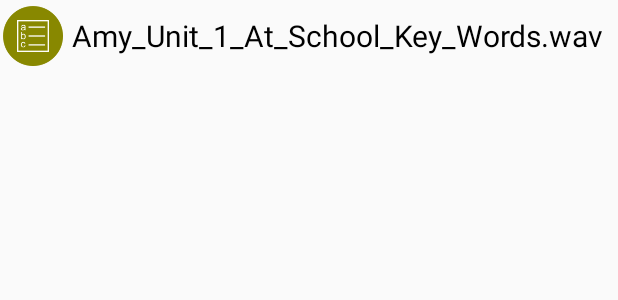
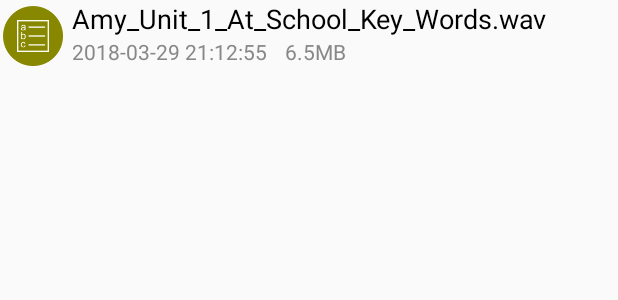
Before and after one commit to sunjinbo/amy, an Android app: the layout list_item_record.xml on its own in the app's theme, with its tools: preview values and no code run, on a phone screen of 412 x 824 dp. Shown: the top 300 px of the screen. Run offline under Robolectric (Android 15) with nearby library versions, the phone set to English and light mode, and no system bars.

Commit message:
update record item UI stytle

```diff
--- a/app/src/main/res/layout/list_item_record.xml
+++ b/app/src/main/res/layout/list_item_record.xml
@@ -16,17 +16,55 @@
         android:layout_width="40dp"
         android:layout_height="40dp" />
 
-    <TextView
-        android:id="@+id/tv_title"
-        tools:text="Amy_Unit_1_At_School_Key_Words.wav"
-        android:textSize="20sp"
-        android:textColor="@color/black"
-        android:singleLine="true"
-        android:ellipsize="middle"
-        android:gravity="center_vertical|left"
+    <LinearLayout
+        android:orientation="vertical"
         android:layout_marginLeft="4dp"
         android:layout_weight="1"
         android:layout_width="0dp"
-        android:layout_height="48dp" />
+        android:layout_height="48dp">
+
+        <TextView
+            android:id="@+id/tv_title"
+            tools:text="Amy_Unit_1_At_School_Key_Words.wav"
+            android:textSize="18sp"
+            android:textColor="@color/black"
+            android:singleLine="true"
+            android:ellipsize="middle"
+            android:gravity="center_vertical|left"
+            android:layout_width="match_parent"
+            android:layout_height="wrap_content" />
+
+        <RelativeLayout
+            android:layout_marginRight="8dp"
+            android:layout_width="match_parent"
+            android:layout_height="wrap_content">
+
+            <TextView
+                android:id="@+id/tv_create_time"
+                tools:text="2018-03-29 21:12:55"
+                android:textSize="14sp"
+                android:textColor="@color/grey"
+                android:singleLine="true"
+                android:ellipsize="middle"
+                android:gravity="center_vertical"
+                android:layout_width="wrap_content"
+                android:layout_height="wrap_content" />
+
+            <TextView
+                android:id="@+id/tv_size"
+                tools:text="6.5MB"
+                android:textSize="14sp"
+                android:textColor="@color/grey"
+                android:singleLine="true"
+                android:ellipsize="middle"
+                android:gravity="center_vertical"
+                android:layout_toRightOf="@id/tv_create_time"
+                android:layout_marginLeft="12dp"
+                android:layout_width="wrap_content"
+                android:layout_height="wrap_content" />
+
+        </RelativeLayout>
+
+    </LinearLayout>
 
 </LinearLayout>
--- a/app/src/main/res/layout/word_view.xml
+++ b/app/src/main/res/layout/word_view.xml
@@ -59,8 +59,9 @@
 
             <ImageView
                 android:src="@drawable/ic_add_dict"
-                android:layout_width="22dp"
-                android:layout_height="22dp" />
+                android:layout_margin="2dp"
+                android:layout_width="16dp"
+                android:layout_height="16dp" />
 
             <TextView
                 android:text="@string/add_dict"
@@ -74,7 +75,6 @@
         </LinearLayout>
 
     </RelativeLayout>
-
 
     <LinearLayout
         android:id="@+id/words_layout"
```
Also changed, not shown: app/src/main/java/com/sun/amy/activity/ReviewActivity.java (+8 -5 lines), app/src/main/java/com/sun/amy/adapter/RecordAdapter.java (+7 -0 lines), app/src/main/java/com/sun/amy/data/RecordItemData.java (+17 -0 lines), app/src/main/java/com/sun/amy/utils/CapacityUtil.java (added, +62 -0 lines).
